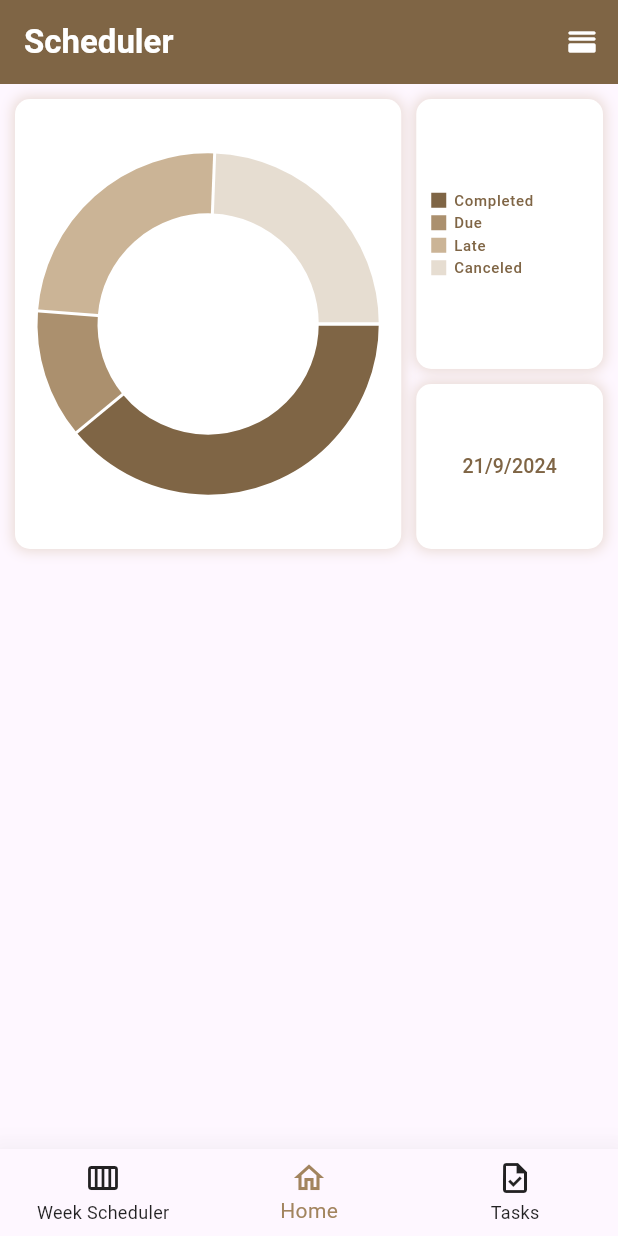
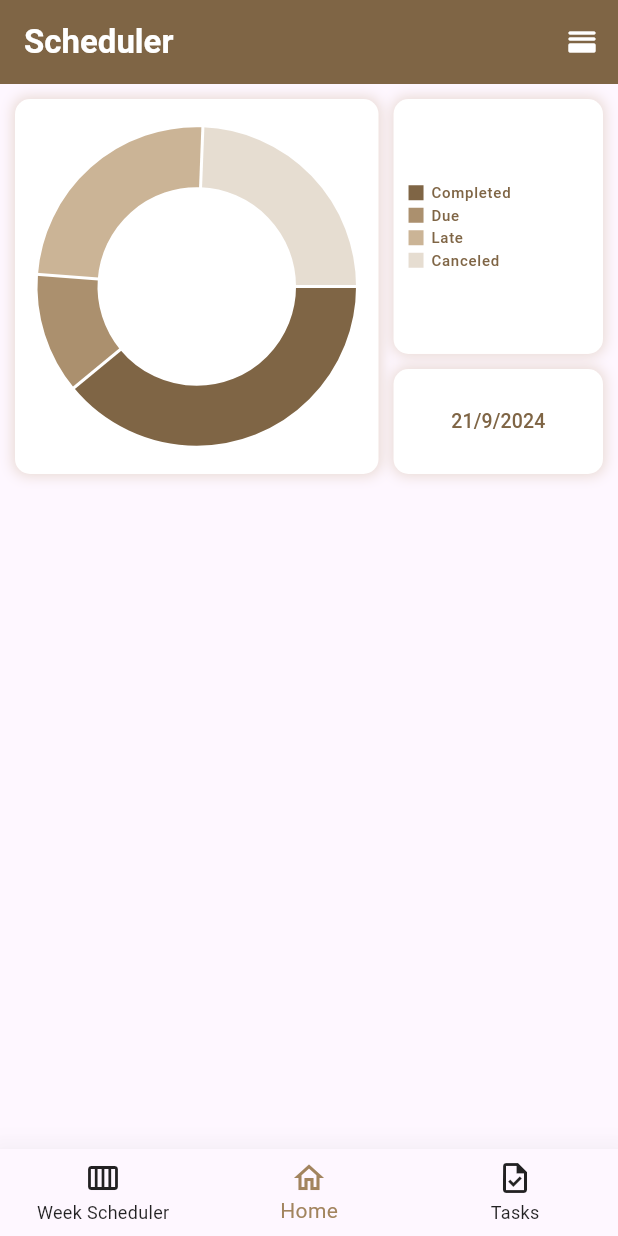
Before and after one commit to m-mhe/scheduler, a Flutter app: the screen it shows after launch, on a phone screen of 412 x 824 dp. Run offline on Flutter 3.47's test engine with Material 3 defaults, Android fonts, the phone set to English and light mode, and no system bars; drawn by our look-alikes of fl_chart; our stand-ins replace get.

Commit message:
UI size issue fixed

```diff
--- a/lib/ui/screens/home_screen.dart
+++ b/lib/ui/screens/home_screen.dart
@@ -38,8 +38,8 @@ class _HomeScreenState extends State<HomeScreen> {
                               blurRadius: 7),
                         ],
                       ),
-                      height: 300,
-                      width: MediaQuery.sizeOf(context).width / 1.6,
+                      height: 250,
+                      width: MediaQuery.sizeOf(context).width / 1.7,
                       child: Center(
                         child: Padding(
                           padding: const EdgeInsets.all(15),
@@ -128,9 +128,9 @@ class _HomeScreenState extends State<HomeScreen> {
                                   blurRadius: 7),
                             ],
                           ),
-                          height: 180,
+                          height: 170,
                           width: MediaQuery.sizeOf(context).width -
-                              ((MediaQuery.sizeOf(context).width / 1.6) + 30),
+                              ((MediaQuery.sizeOf(context).width / 1.7) + 30),
                           child: Padding(
                             padding: const EdgeInsets.only(left: 10),
                             child: Column(
@@ -237,9 +237,9 @@ class _HomeScreenState extends State<HomeScreen> {
                               ),
                             ],
                           ),
-                          height: 110,
+                          height: 70,
                           width: MediaQuery.sizeOf(context).width -
-                              ((MediaQuery.sizeOf(context).width / 1.6) + 30),
+                              ((MediaQuery.sizeOf(context).width / 1.7) + 30),
                           child: Center(
                             child: Text(
                               '${_currentDate.day}/${_currentDate.month}/${_currentDate.year}',
```
